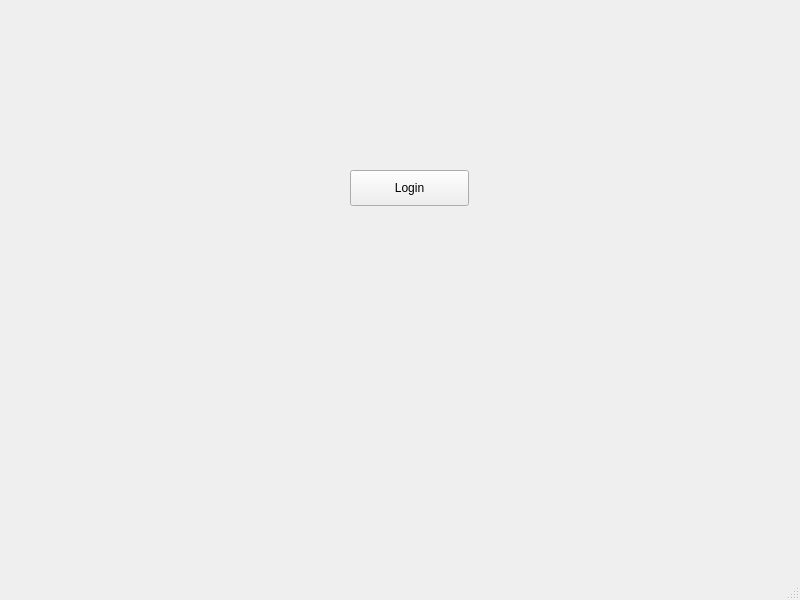
Above: pyside/pos/form.ui from mestizosdev/pos_xml_rpc before the change. Below: the same form after it.
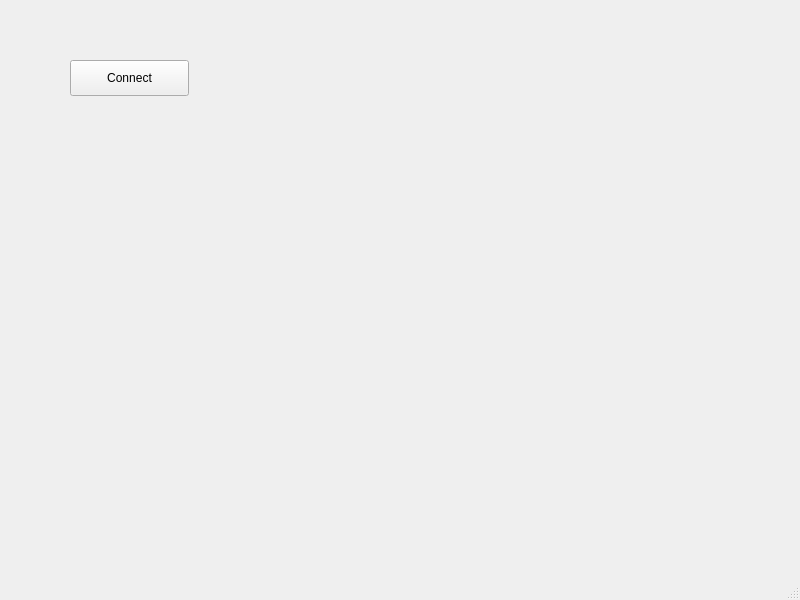
That is the form after the change.

Patch:
```diff
--- a/pyside/pos/form.ui
+++ b/pyside/pos/form.ui
@@ -17,14 +17,14 @@
    <widget class="QPushButton" name="pushLogin">
     <property name="geometry">
      <rect>
-      <x>350</x>
-      <y>170</y>
+      <x>70</x>
+      <y>60</y>
       <width>119</width>
       <height>36</height>
      </rect>
     </property>
     <property name="text">
-     <string>Login</string>
+     <string>Connect</string>
     </property>
    </widget>
   </widget>
```
Left out of the diff: 2 changed lines with no effect on the pictures.
